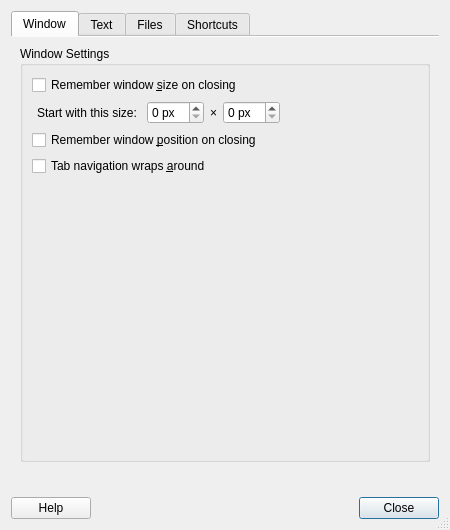
Above: featherpad/prefDialog.ui from tembun/fpad before the change. Below: the same form after it.
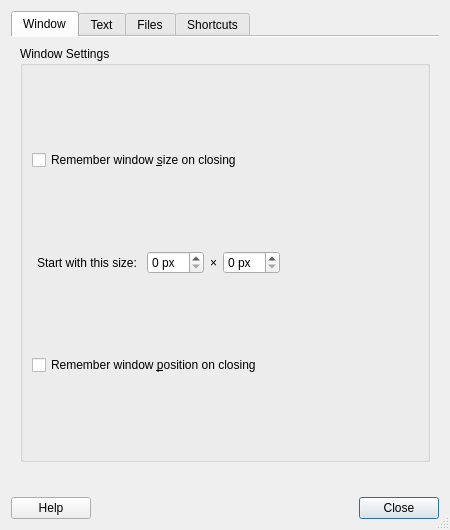
That is the form after the change. Icons and pictures are not drawn.

Commit message: remove tab wrap around setting

```diff
--- a/featherpad/prefDialog.ui
+++ b/featherpad/prefDialog.ui
@@ -153,35 +153,6 @@
                 </property>
                </widget>
               </item>
-              <item>
-               <widget class="QCheckBox" name="tabBox">
-                <property name="toolTip">
-                 <string>This means that, for LTR, Alt+Right goes to the first tab
-after the last tab is activated, and the same for Alt+Left.
-
-Tab navigation with mouse wheel is not affected.</string>
-                </property>
-                <property name="text">
-                 <string>Tab navigation wraps &amp;around</string>
-                </property>
-               </widget>
-              </item>
-              <item>
-               <spacer name="verticalSpacer">
-                <property name="orientation">
-                 <enum>Qt::Vertical</enum>
-                </property>
-                <property name="sizeType">
-                 <enum>QSizePolicy::MinimumExpanding</enum>
-                </property>
-                <property name="sizeHint" stdset="0">
-                 <size>
-                  <width>5</width>
-                  <height>1</height>
-                 </size>
-                </property>
-               </spacer>
-              </item>
              </layout>
             </widget>
            </item>
```
The commit also changes 5 other files.
